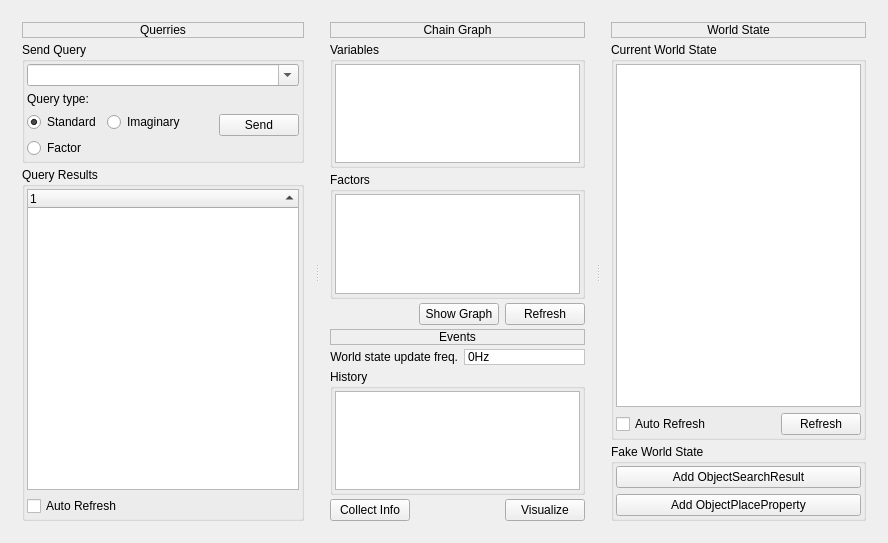
marc-hanheide/cogx, file subarchitectures/conceptual.sa/branches/avs-iros11/src/c++/conceptual/components/Tester/ConceptualWidget/ConceptualWidget.ui: the form before one commit.
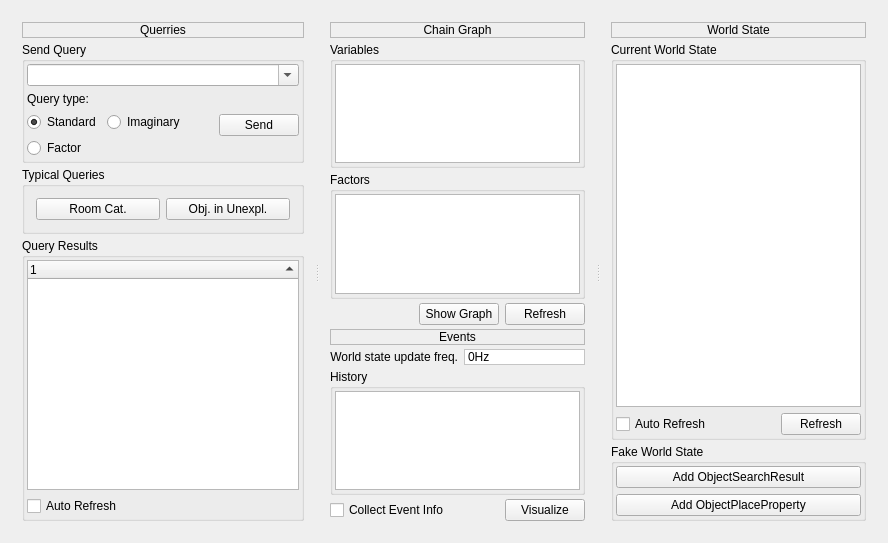
The form after the commit. Icons and pictures are not drawn.

Commit message: Added standard queries.

```diff
--- a/subarchitectures/conceptual.sa/branches/avs-iros11/src/c++/conceptual/components/Tester/ConceptualWidget/ConceptualWidget.ui
+++ b/subarchitectures/conceptual.sa/branches/avs-iros11/src/c++/conceptual/components/Tester/ConceptualWidget/ConceptualWidget.ui
@@ -129,6 +129,29 @@
          </layout>
         </widget>
        </item>
+       <item>
+        <widget class="QGroupBox" name="groupBox_8">
+         <property name="title">
+          <string>Typical Queries</string>
+         </property>
+         <layout class="QGridLayout" name="gridLayout_3">
+          <item row="0" column="1">
+           <widget class="QPushButton" name="categoriesButton">
+            <property name="text">
+             <string>Room Cat.</string>
+            </property>
+           </widget>
+          </item>
+          <item row="0" column="2">
+           <widget class="QPushButton" name="objectsButton">
+            <property name="text">
+             <string>Obj. in Unexpl.</string>
+            </property>
+           </widget>
+          </item>
+         </layout>
+        </widget>
+       </item>
        <item>
         <widget class="QGroupBox" name="groupBox_2">
          <property name="title">
@@ -332,16 +355,9 @@
        <item>
         <layout class="QHBoxLayout" name="horizontalLayout_2">
          <item>
-          <widget class="QPushButton" name="collectButton">
+          <widget class="QCheckBox" name="collectInfoCheckBox">
            <property name="text">
-            <string>Collect Info</string>
-           </property>
-           <property name="icon">
-            <iconset resource="../resources.qrc">
-             <normaloff>:/icons/icons/repoadd.png</normaloff>:/icons/icons/repoadd.png</iconset>
-           </property>
-           <property name="checkable">
-            <bool>true</bool>
+            <string>Collect Event Info</string>
            </property>
           </widget>
          </item>
```
The commit also changes 2 other files.
